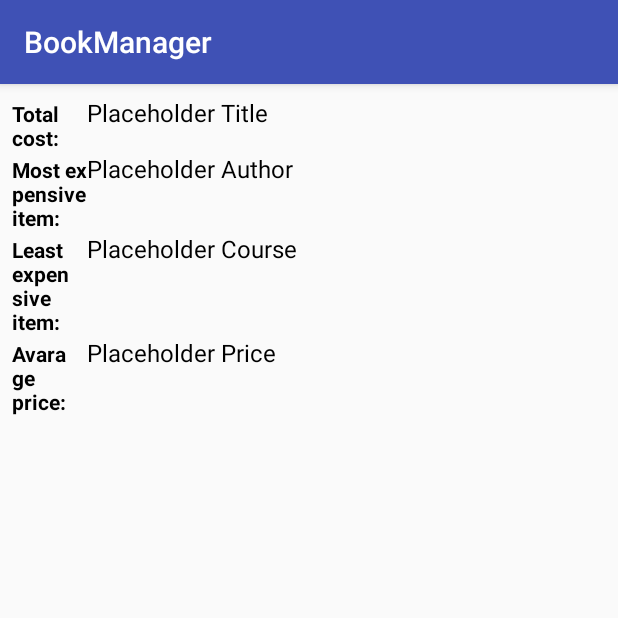
After one commit to AFreu/BookManager, an Android app: the SummaryActivity screen opened directly, with no data from a screen before it, on a phone screen of 412 x 824 dp, the top half of it. The commit adds this screen. Run offline under Robolectric (Android 15) with nearby library versions, the phone set to English and light mode, and no system bars.

Commit message:
Start summaryactivity

```diff
--- a/app/src/main/AndroidManifest.xml
+++ b/app/src/main/AndroidManifest.xml
@@ -16,6 +16,8 @@
             </intent-filter>
         </activity>
         <activity android:name=".DetailActivity"></activity>
+        <activity android:name=".SummaryActivity"></activity>
+
     </application>
 
 </manifest>
--- a/app/src/main/java/com/mobilecomputing/bookmanager/MainActivity.java
+++ b/app/src/main/java/com/mobilecomputing/bookmanager/MainActivity.java
@@ -2,6 +2,7 @@ package com.mobilecomputing.bookmanager;
 
 import android.support.v7.app.AppCompatActivity;
 import android.os.Bundle;
+import android.util.JsonWriter;
 import android.util.Log;
 import com.mobilecomputing.bookmanager.Models.Book;
 import com.mobilecomputing.bookmanager.Models.BookManager;
@@ -13,6 +14,5 @@ public class MainActivity extends AppCompatActivity {
     protected void onCreate(Bundle savedInstanceState) {
         super.onCreate(savedInstanceState);
         setContentView(R.layout.activity_main);
-
     }
 }
--- /dev/null
+++ b/app/src/main/java/com/mobilecomputing/bookmanager/SummaryActivity.java
@@ -0,0 +1,13 @@
+package com.mobilecomputing.bookmanager;
+
+import android.os.Bundle;
+import android.support.v7.app.AppCompatActivity;
+
+public class SummaryActivity extends AppCompatActivity {
+
+    @Override
+    protected void onCreate(Bundle savedInstanceState) {
+        super.onCreate(savedInstanceState);
+        setContentView(R.layout.activity_summary);
+    }
+}
--- /dev/null
+++ b/app/src/main/res/layout/activity_summary.xml
@@ -0,0 +1,98 @@
+<?xml version="1.0" encoding="utf-8"?>
+<android.widget.RelativeLayout xmlns:android="http://schemas.android.com/apk/res/android"
+    xmlns:app="http://schemas.android.com/apk/res-auto"
+    xmlns:tools="http://schemas.android.com/tools"
+    android:layout_width="match_parent"
+    android:layout_height="match_parent"
+    tools:context="com.mobilecomputing.bookmanager.SummaryActivity">
+
+    <LinearLayout
+        android:layout_width="match_parent"
+        android:layout_height="match_parent"
+        android:orientation="vertical"
+        android:padding="8dp">
+
+        <GridLayout
+            android:layout_width="match_parent"
+            android:layout_height="wrap_content"
+            android:columnCount="2"
+            android:rowCount="4">
+
+            <android.support.v7.widget.AppCompatTextView
+                android:id="@+id/tv1"
+                android:text="@string/summary_totalCost"
+                style="@style/TitleText"
+                android:layout_centerVertical="true"
+                android:layout_column="0"
+                android:layout_row="0"/>
+            <android.support.v7.widget.AppCompatTextView
+                android:id="@+id/summary_totalCost"
+                style="@style/NormalText"
+                android:layout_width="wrap_content"
+                android:layout_height="wrap_content"
+                android:layout_centerVertical="true"
+                android:layout_toEndOf="@id/tv1"
+                android:text="Placeholder Title"
+                android:layout_column="1"
+                android:layout_row="0" />
+
+            <android.support.v7.widget.AppCompatTextView
+                android:id="@+id/tv2"
+                android:text="@string/summary_mostExpensive"
+                style="@style/TitleText"
+                android:layout_centerVertical="true"
+                android:layout_column="0"
+                android:layout_row="1"/>
+            <android.support.v7.widget.AppCompatTextView
+                android:id="@+id/summary_mostExpensive"
+                android:layout_width="wrap_content"
+                android:layout_height="wrap_content"
+                android:text="Placeholder Author"
+                style="@style/NormalText"
+                android:layout_toEndOf="@id/tv2"
+                android:layout_centerVertical="true"
+                android:layout_column="1"
+                android:layout_row="1"/>
+
+            <android.support.v7.widget.AppCompatTextView
+                android:id="@+id/tv3"
+                android:text="@string/Summary_leastExpensive"
+                style="@style/TitleText"
+                android:layout_centerVertical="true"
+                android:layout_column="0"
+                android:layout_row="2"/>
+            <android.support.v7.widget.AppCompatTextView
+                android:id="@+id/summary_leastExpensive"
+                style="@style/NormalText"
+                android:layout_width="wrap_content"
+                android:layout_height="wrap_content"
+                android:layout_centerVertical="true"
+                android:layout_toEndOf="@id/tv3"
+                android:text="Placeholder Course"
+                android:layout_column="1"
+                android:layout_row="2" />
+
+            <android.support.v7.widget.AppCompatTextView
+                android:id="@+id/tv4"
+                android:text="@string/summary_avaragePrice"
+                style="@style/TitleText"
+                android:layout_centerVertical="true"
+                android:layout_column="0"
+                android:layout_row="3"/>
+            <android.support.v7.widget.AppCompatTextView
+                android:id="@+id/summary_avaragePrice"
+                android:layout_width="wrap_content"
+                android:layout_height="wrap_content"
+                android:text="Placeholder Price"
+                style="@style/NormalText"
+                android:layout_toEndOf="@id/tv4"
+                android:layout_centerVertical="true"
+                android:layout_column="1"
+                android:layout_row="3"/>
+        </GridLayout>
+
+    </LinearLayout>
+
+
+
+</android.widget.RelativeLayout>
--- a/app/src/main/res/values/strings.xml
+++ b/app/src/main/res/values/strings.xml
@@ -6,4 +6,11 @@
     <string name="details_course">Course:</string>
     <string name="details_price">Price:</string>
     <string name="details_ISBN">ISBN:</string>
+
+
+    <string name="summary_bookCount"> books in your library</string>
+    <string name="summary_totalCost">Total cost: </string>
+    <string name="summary_mostExpensive">Most expensive item: </string>
+    <string name="Summary_leastExpensive">Least expensive item: </string>
+    <string name="summary_avaragePrice">Avarage price: </string>
 </resources>
```
